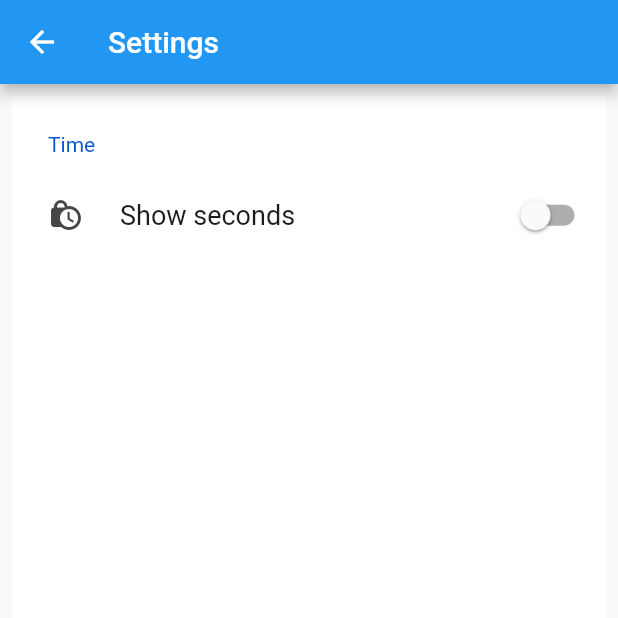
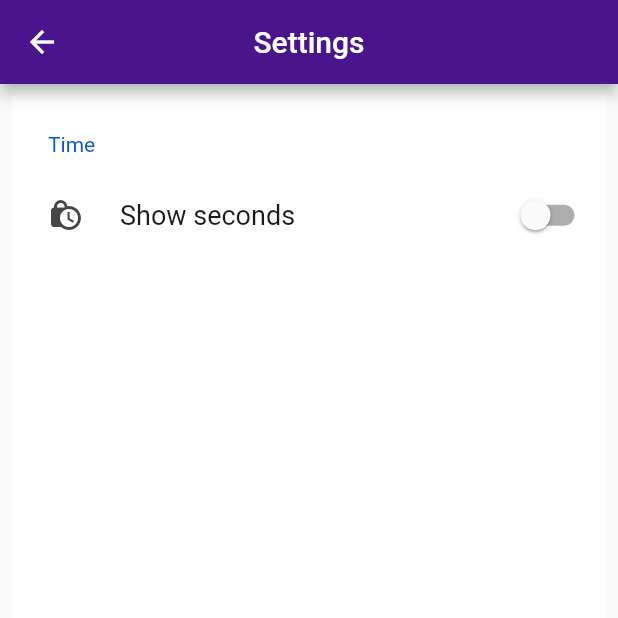
Before and after one commit to Chememers/SmartGlasses, a Flutter app: the screen it shows after launch, after a tap on the "settings" icon, on a phone screen of 412 x 824 dp, the top half of it. Run offline on Flutter 3.47's test engine with Material 2 defaults, Android fonts, the phone set to English and light mode, and no system bars; drawn by our look-alikes of settings_ui; our stand-ins replace flutter_bluetooth_serial, fluttertoast.

Commit message:
Made minSDK to be 21 due to compatability reasons and also made some visual changes

```diff
--- a/lib/main.dart
+++ b/lib/main.dart
@@ -32,7 +32,11 @@ class Home extends StatelessWidget {
   @override
   Widget build(BuildContext context) {
     return new Scaffold(
-        appBar: new AppBar(title: new Text("Smart Glasses"), actions: <Widget>[
+        appBar: new AppBar(
+            title: new Text("Smart Glasses"),
+            centerTitle: true,
+            backgroundColor: Colors.purple[900],
+            actions: <Widget>[
               IconButton(
                 icon: Icon(
                   Icons.settings,
--- a/lib/settings.dart
+++ b/lib/settings.dart
@@ -14,7 +14,10 @@ class SettingsState extends State<Settings> {
   @override
   Widget build(BuildContext context) {
     return Scaffold(
-      appBar: AppBar(title: new Text('Settings')),
+      appBar: AppBar(
+          title: new Text('Settings'),
+          centerTitle: true,
+          backgroundColor: Colors.purple[900]),
       body: Padding(
         padding: const EdgeInsets.all(8.0),
         child: SettingsList(
```
Also changed, not shown: 1 other file. Lines whose indentation alone changed are shown as unchanged.
